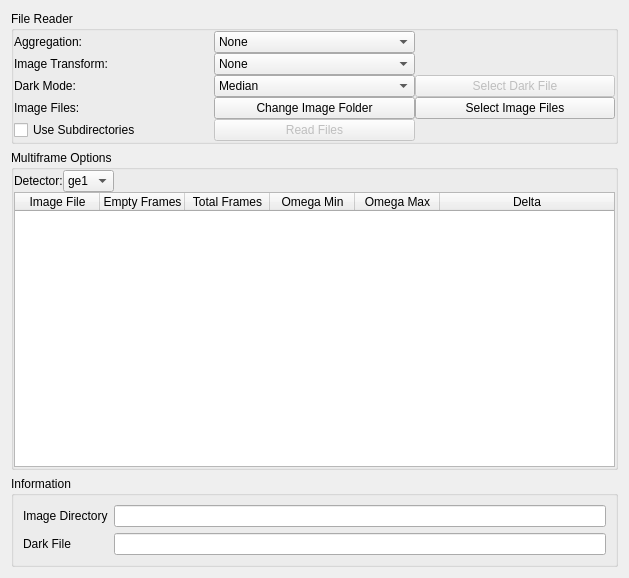
HEXRD/hexrdgui, file hexrd/ui/resources/ui/load_panel.ui: the form before one commit.
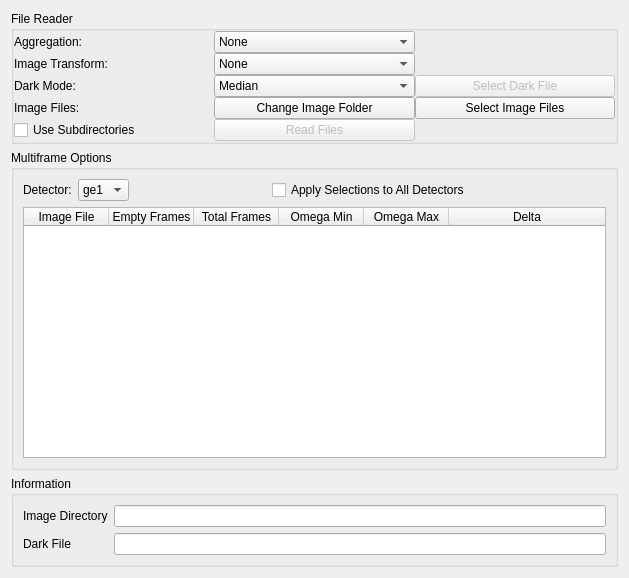
The form after the commit.

Commit message: Allow transform and dark mode to be set per detector

The edit to the form file:
```diff
--- a/hexrd/ui/resources/ui/load_panel.ui
+++ b/hexrd/ui/resources/ui/load_panel.ui
@@ -210,26 +210,8 @@
       <string>Multiframe Options</string>
      </property>
      <layout class="QVBoxLayout" name="verticalLayout">
-      <property name="spacing">
-       <number>0</number>
-      </property>
-      <property name="leftMargin">
-       <number>0</number>
-      </property>
-      <property name="topMargin">
-       <number>0</number>
-      </property>
-      <property name="rightMargin">
-       <number>0</number>
-      </property>
-      <property name="bottomMargin">
-       <number>0</number>
-      </property>
       <item>
        <layout class="QHBoxLayout" name="horizontalLayout">
-        <property name="spacing">
-         <number>0</number>
-        </property>
         <item>
          <widget class="QLabel" name="label_5">
           <property name="text">
@@ -262,6 +244,26 @@
           </property>
          </spacer>
         </item>
+        <item>
+         <widget class="QCheckBox" name="all_detectors">
+          <property name="text">
+           <string>Apply Selections to All Detectors</string>
+          </property>
+         </widget>
+        </item>
+        <item>
+         <spacer name="horizontalSpacer_2">
+          <property name="orientation">
+           <enum>Qt::Horizontal</enum>
+          </property>
+          <property name="sizeHint" stdset="0">
+           <size>
+            <width>40</width>
+            <height>20</height>
+           </size>
+          </property>
+         </spacer>
+        </item>
        </layout>
       </item>
       <item>
```
Left out of the diff: 132 changed lines with no effect on the pictures. The commit also changes 1 other file.
